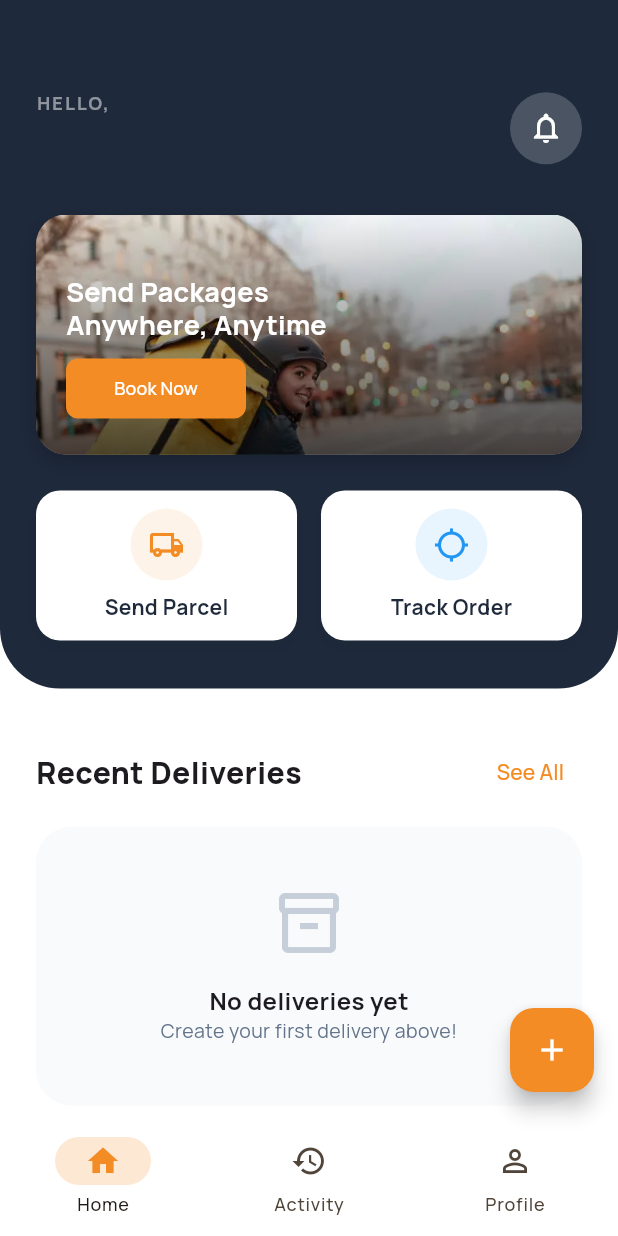
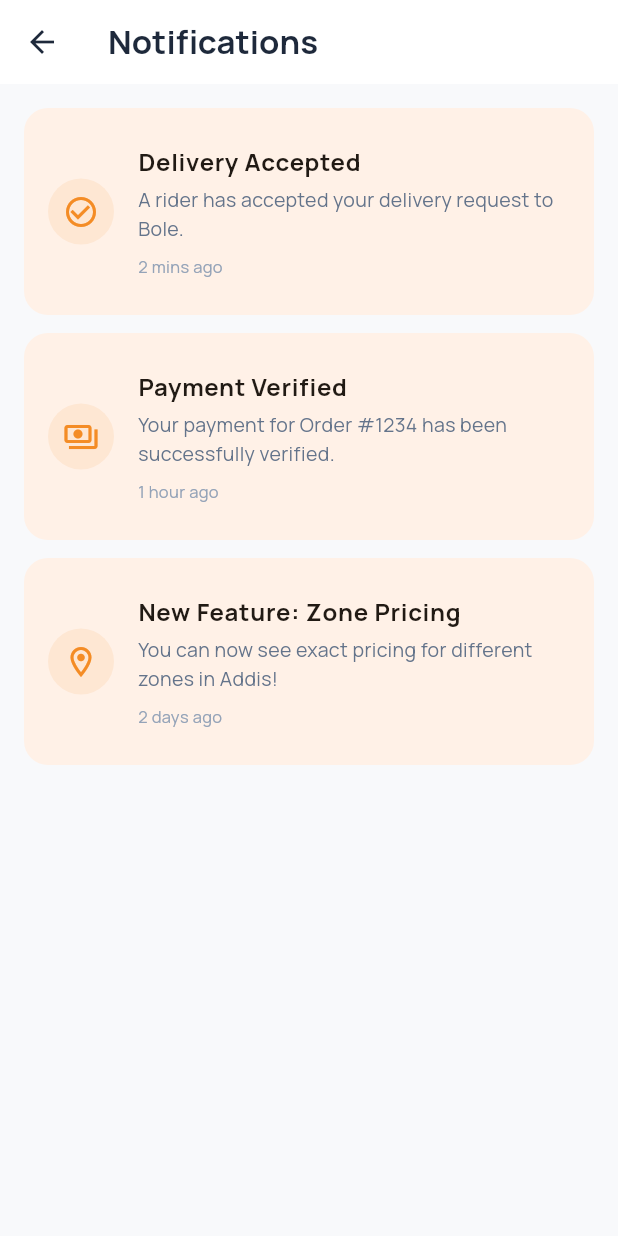
Before and after one commit to amanuel-alex/Motorbike-Parcel-Delivery-App, a Flutter app: the CustomerHomeScreen screen opened directly, after a tap on the "notifications" icon, on a phone screen of 412 x 824 dp. Run offline on Flutter 3.47's test engine with Material 3 defaults, Android fonts, the phone set to English and light mode, and no system bars; our stand-ins replace cloud_firestore, country_picker, firebase_auth, firebase_core, firebase_storage, google_fonts and 3 more; accounts and stored records are empty.

Commit message:
I've completed the requested enhancements for the Customer experience

```diff
--- a/lib/screens/customer/customer_home_screen.dart
+++ b/lib/screens/customer/customer_home_screen.dart
@@ -9,6 +9,10 @@ import '../../core/services/auth_service.dart';
 import 'create_delivery_screen.dart';
 import 'delivery_details_screen.dart';
 import 'order_chat_screen.dart';
+import 'notifications_screen.dart';
+import 'saved_addresses_screen.dart';
+import 'payment_methods_screen.dart';
+import 'help_support_screen.dart';
 
 class CustomerHomeScreen extends StatefulWidget {
   const CustomerHomeScreen({super.key});
@@ -96,16 +100,6 @@ class _CustomerHomeScreenState extends State<CustomerHomeScreen> {
             child: Column(
               crossAxisAlignment: CrossAxisAlignment.start,
               children: [
-                if (AuthService.isDemoMode)
-                  Container(
-                    margin: const EdgeInsets.only(bottom: 20),
-                    child: ActionChip(
-                      backgroundColor: Colors.white.withOpacity(0.2),
-                      label: const Text('DEMO: SWITCH TO RIDER', style: TextStyle(color: Colors.white, fontSize: 10, fontWeight: FontWeight.bold)),
-                      onPressed: () => Provider.of<AuthProvider>(context, listen: false).setRole('rider'),
-                      avatar: const Icon(Icons.moped, color: Colors.white, size: 14),
-                    ),
-                  ),
                 Row(
                   mainAxisAlignment: MainAxisAlignment.spaceBetween,
                   children: [
@@ -138,7 +132,12 @@ class _CustomerHomeScreenState extends State<CustomerHomeScreen> {
                       ),
                       child: IconButton(
                         icon: const Icon(Icons.notifications_outlined, color: Colors.white),
-                        onPressed: () {},
+                        onPressed: () {
+                          Navigator.push(
+                            context,
+                            MaterialPageRoute(builder: (context) => const NotificationsScreen()),
+                          );
+                        },
                       ),
                     ),
                   ],
@@ -458,10 +457,18 @@ class _CustomerHomeScreenState extends State<CustomerHomeScreen> {
               padding: const EdgeInsets.symmetric(horizontal: 24),
               child: Column(
                 children: [
-                  _buildProfileOption(Icons.location_on_outlined, 'Saved Addresses', () => _showPlaceholder(context, 'Saved Addresses')),
-                  _buildProfileOption(Icons.payment_outlined, 'Payment Methods', () => _showPlaceholder(context, 'Payment Methods')),
-                  _buildProfileOption(Icons.notifications_outlined, 'Notifications', () => _showPlaceholder(context, 'Notifications')),
-                  _buildProfileOption(Icons.help_outline, 'Help & Support', () => _showPlaceholder(context, 'Help & Support')),
+                  _buildProfileOption(Icons.location_on_outlined, 'Saved Addresses', () {
+                    Navigator.push(context, MaterialPageRoute(builder: (_) => const SavedAddressesScreen()));
+                  }),
+                  _buildProfileOption(Icons.payment_outlined, 'Payment Methods', () {
+                    Navigator.push(context, MaterialPageRoute(builder: (_) => const PaymentMethodsScreen()));
+                  }),
+                  _buildProfileOption(Icons.notifications_outlined, 'Notifications', () {
+                    Navigator.push(context, MaterialPageRoute(builder: (_) => const NotificationsScreen()));
+                  }),
+                  _buildProfileOption(Icons.help_outline, 'Help & Support', () {
+                    Navigator.push(context, MaterialPageRoute(builder: (_) => const HelpSupportScreen()));
+                  }),
                   const SizedBox(height: 24),
                   _buildProfileOption(
                     Icons.logout,
--- /dev/null
+++ b/lib/screens/customer/notifications_screen.dart
@@ -0,0 +1,97 @@
+import 'package:flutter/material.dart';
+import '../../core/theme/app_colors.dart';
+
+class NotificationsScreen extends StatelessWidget {
+  const NotificationsScreen({super.key});
+
+  @override
+  Widget build(BuildContext context) {
+    // Sample notifications data
+    final List<Map<String, String>> notifications = [
+      {
+        'title': 'Delivery Accepted',
+        'body': 'A rider has accepted your delivery request to Bole.',
+        'time': '2 mins ago',
+        'icon': 'check_circle',
+      },
+      {
+        'title': 'Payment Verified',
+        'body': 'Your payment for Order #1234 has been successfully verified.',
+        'time': '1 hour ago',
+        'icon': 'payments',
+      },
+      {
+        'title': 'New Feature: Zone Pricing',
+        'body': 'You can now see exact pricing for different zones in Addis!',
+        'time': '2 days ago',
+        'icon': 'location_on',
+      },
+    ];
+
+    return Scaffold(
+      backgroundColor: const Color(0xFFF8F9FB),
+      appBar: AppBar(
+        title: const Text('Notifications', style: TextStyle(color: AppColors.textPrimary, fontWeight: FontWeight.bold)),
+        backgroundColor: Colors.white,
+        elevation: 0,
+        leading: const BackButton(color: AppColors.textPrimary),
+      ),
+      body: notifications.isEmpty
+          ? Center(
+              child: Column(
+                mainAxisAlignment: MainAxisAlignment.center,
+                children: [
+                  Icon(Icons.notifications_none, size: 64, color: Colors.grey[300]),
+                  const SizedBox(height: 16),
+                  const Text('No notifications yet', style: TextStyle(color: Colors.grey)),
+                ],
+              ),
+            )
+          : ListView.builder(
+              padding: const EdgeInsets.all(16),
+              itemCount: notifications.length,
+              itemBuilder: (context, index) {
+                final item = notifications[index];
+                return Card(
+                  margin: const EdgeInsets.only(bottom: 12),
+                  shape: RoundedRectangleBorder(borderRadius: BorderRadius.circular(16)),
+                  elevation: 0,
+                  child: ListTile(
+                    contentPadding: const EdgeInsets.all(16),
+                    leading: Container(
+                      padding: const EdgeInsets.all(10),
+                      decoration: BoxDecoration(
+                        color: AppColors.primary.withOpacity(0.1),
+                        shape: BoxShape.circle,
+                      ),
+                      child: Icon(
+                        _getIconData(item['icon']!),
+                        color: AppColors.primary,
+                      ),
+                    ),
+                    title: Text(item['title']!, style: const TextStyle(fontWeight: FontWeight.bold)),
+                    subtitle: Column(
+                      crossAxisAlignment: CrossAxisAlignment.start,
+                      children: [
+                        const SizedBox(height: 4),
+                        Text(item['body']!, style: const TextStyle(color: AppColors.textSecondary, fontSize: 13)),
+                        const SizedBox(height: 8),
+                        Text(item['time']!, style: const TextStyle(color: AppColors.textTertiary, fontSize: 11)),
+                      ],
+                    ),
+                  ),
+                );
+              },
+            ),
+    );
+  }
+
+  IconData _getIconData(String name) {
+    switch (name) {
+      case 'check_circle': return Icons.check_circle_outline;
+      case 'payments': return Icons.payments_outlined;
+      case 'location_on': return Icons.location_on_outlined;
+      default: return Icons.notifications_outlined;
+    }
+  }
+}
```
Also changed, not shown: lib/screens/customer/help_support_screen.dart (added, +111 -0 lines), lib/screens/customer/payment_methods_screen.dart (added, +95 -0 lines), lib/screens/customer/saved_addresses_screen.dart (added, +106 -0 lines).
